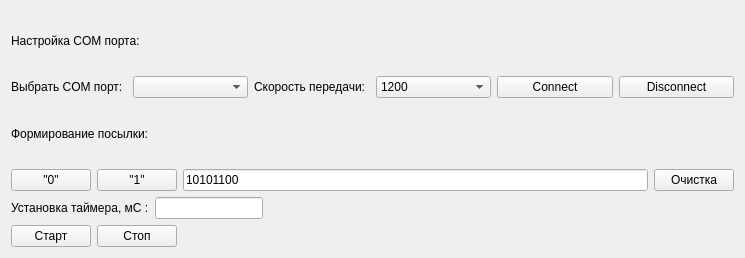
Qt form mainwindow.ui (pivleonid/tectCOM) before a commit.
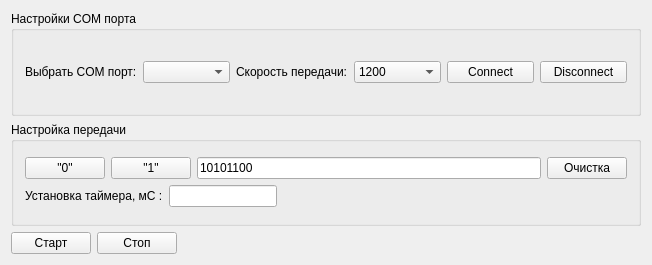
The same form after that commit.

```diff
--- a/mainwindow.ui
+++ b/mainwindow.ui
@@ -6,8 +6,8 @@
    <rect>
     <x>0</x>
     <y>0</y>
-    <width>745</width>
-    <height>258</height>
+    <width>652</width>
+    <height>265</height>
    </rect>
   </property>
   <property name="sizePolicy">
@@ -16,38 +16,32 @@
     <verstretch>0</verstretch>
    </sizepolicy>
   </property>
+  <property name="minimumSize">
+   <size>
+    <width>652</width>
+    <height>265</height>
+   </size>
+  </property>
+  <property name="maximumSize">
+   <size>
+    <width>652</width>
+    <height>265</height>
+   </size>
+  </property>
   <property name="windowTitle">
    <string>Тестирование COM портов v.1.0.0.0.</string>
   </property>
   <widget class="QWidget" name="centralWidget">
+   <layout class="QGridLayout" name="gridLayout_8">
+    <item row="0" column="0">
+     <widget class="QGroupBox" name="groupBox">
+      <property name="title">
+       <string>Настройки COM порта</string>
+      </property>
    <layout class="QGridLayout" name="gridLayout_7">
     <item row="0" column="0">
      <layout class="QGridLayout" name="gridLayout_3">
       <item row="0" column="0" colspan="2">
-       <layout class="QGridLayout" name="gridLayout">
-        <item row="0" column="0">
-         <widget class="QLabel" name="label_4">
-          <property name="text">
-           <string>Настройка COM порта:</string>
-          </property>
-         </widget>
-        </item>
-        <item row="0" column="1">
-         <spacer name="horizontalSpacer">
-          <property name="orientation">
-           <enum>Qt::Horizontal</enum>
-          </property>
-          <property name="sizeHint" stdset="0">
-           <size>
-            <width>298</width>
-            <height>20</height>
-           </size>
-          </property>
-         </spacer>
-        </item>
-       </layout>
-      </item>
-      <item row="1" column="0" colspan="2">
        <layout class="QGridLayout" name="gridLayout_2">
         <item row="0" column="4">
          <widget class="QPushButton" name="connectBtn">
@@ -126,29 +120,20 @@
         </item>
        </layout>
       </item>
-      <item row="2" column="0">
-       <widget class="QLabel" name="label_3">
-        <property name="text">
-         <string>Формирование посылки:</string>
-        </property>
-       </widget>
-      </item>
-      <item row="2" column="1">
-       <spacer name="horizontalSpacer_2">
-        <property name="orientation">
-         <enum>Qt::Horizontal</enum>
-        </property>
-        <property name="sizeHint" stdset="0">
-         <size>
-          <width>319</width>
-          <height>17</height>
-         </size>
-        </property>
-       </spacer>
-      </item>
-     </layout>
-    </item>
+        </layout>
+       </item>
+      </layout>
+     </widget>
+    </item>
     <item row="1" column="0">
+     <widget class="QGroupBox" name="groupBox_2">
+      <property name="title">
+       <string>Настройка передачи</string>
+      </property>
+      <layout class="QGridLayout" name="gridLayout_6">
+       <item row="0" column="0">
+        <layout class="QGridLayout" name="gridLayout">
+         <item row="0" column="0">
      <layout class="QGridLayout" name="gridLayout_4">
       <item row="0" column="1">
        <widget class="QPushButton" name="hightBtn">
@@ -180,7 +165,7 @@
       </item>
      </layout>
     </item>
-    <item row="2" column="0">
+         <item row="1" column="0">
      <layout class="QGridLayout" name="gridLayout_5">
       <item row="0" column="0">
        <widget class="QLabel" name="label_5">
@@ -214,23 +199,28 @@
       </item>
      </layout>
     </item>
-    <item row="3" column="0">
-     <layout class="QGridLayout" name="gridLayout_6">
-      <item row="0" column="0">
+        </layout>
+       </item>
+      </layout>
+     </widget>
+    </item>
+    <item row="2" column="0">
+     <layout class="QHBoxLayout" name="horizontalLayout">
+      <item>
        <widget class="QPushButton" name="startBtn">
         <property name="text">
          <string>Cтарт</string>
         </property>
        </widget>
       </item>
-      <item row="0" column="1">
+      <item>
        <widget class="QPushButton" name="stopBtn">
         <property name="text">
          <string>Стоп</string>
         </property>
        </widget>
       </item>
-      <item row="0" column="2">
+      <item>
        <spacer name="horizontalSpacer_4">
         <property name="orientation">
          <enum>Qt::Horizontal</enum>
```
Lines whose indentation alone changed are shown as unchanged.
